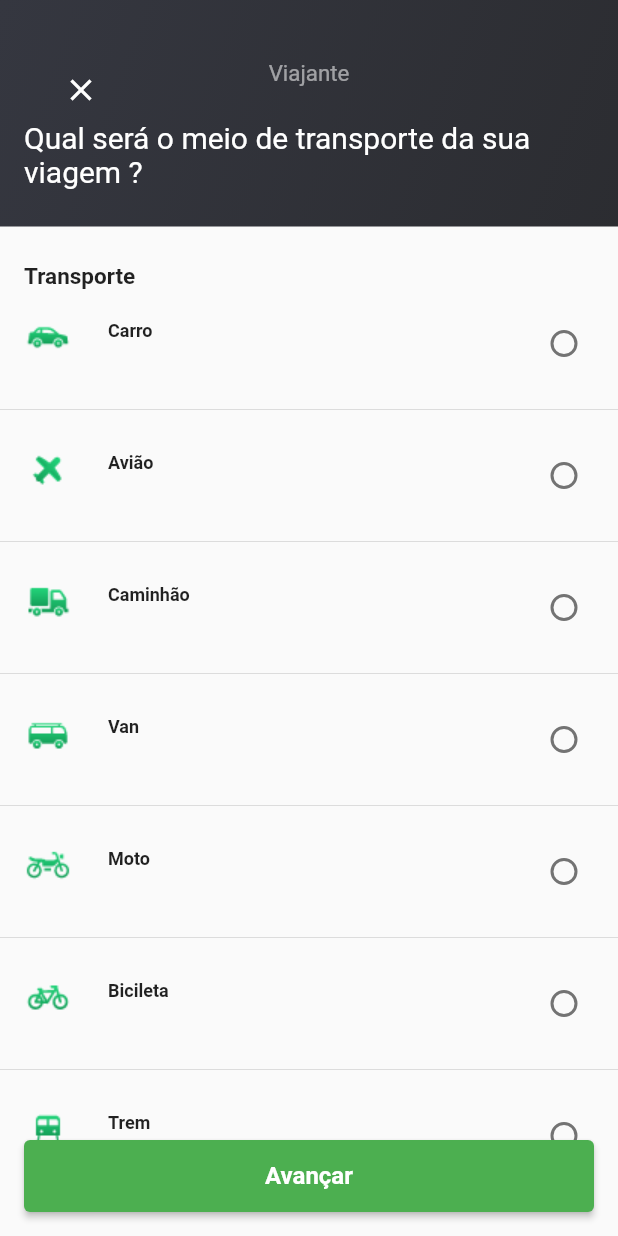
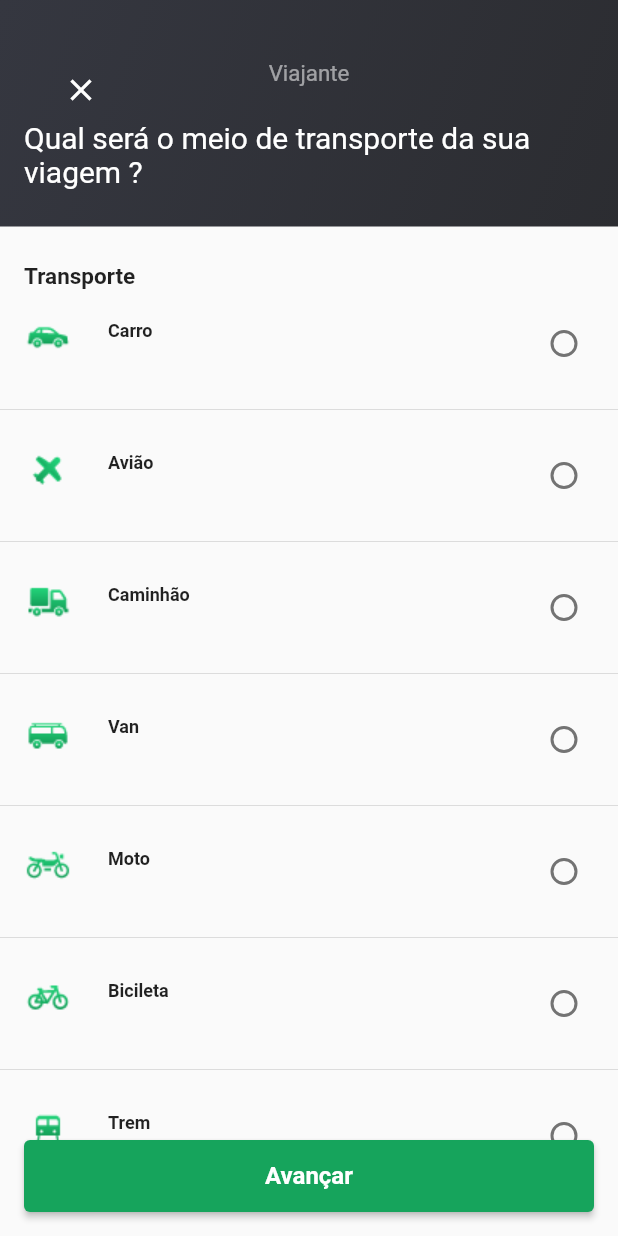
Before and after one commit to BrunoVieiraL/envio_facil, a Flutter app: the TransportePage screen opened by its route, on a phone screen of 412 x 824 dp. Run offline on Flutter 3.47's test engine with Material 2 defaults, Android fonts, the phone set to English and light mode, and no system bars; our stand-ins replace dio, google_maps_flutter; missing offline and left inert: flutter_polyline_points; Roboto replaces fonts that are missing (assets/fonts/TitilliumWeb-Bold.ttf, assets/fonts/TitilliumWeb-Regular.ttf).

Commit message:
routes adds on main and minor changes on transporte and trajeto pages

```diff
--- a/lib/constants.dart
+++ b/lib/constants.dart
@@ -1,18 +1,20 @@
 String titilliumWebRegular = 'assets/fonts/TitilliumWeb-Regular.ttf';
 String titilliumWebSemiBold = 'assets/fonts/TitilliumWeb-SemiBold.ttf';
 String titilliumWebBold = 'assets/fonts/TitilliumWeb-Bold.ttf';
-String veiculosPath = 'assets/transporte_page/';
+String veiculosImagePath = 'assets/transporte_page/';
+String containerImagePath = 'assets/tamanho_page/';
+String balanceImagePath = 'assets/balance_page/';
 
 List<String> listImageTransportePage = [
-  '${veiculosPath}ic_car.png',
-  '${veiculosPath}ic_aviao.png',
-  '${veiculosPath}ic_caminhao.png',
-  '${veiculosPath}ic_van.png',
-  '${veiculosPath}ic_moto.png',
-  '${veiculosPath}ic_bike.png',
-  '${veiculosPath}ic_trem.png',
-  '${veiculosPath}ic_bus.png',
-  '${veiculosPath}ic_barco.png',
+  '${veiculosImagePath}ic_car.png',
+  '${veiculosImagePath}ic_aviao.png',
+  '${veiculosImagePath}ic_caminhao.png',
+  '${veiculosImagePath}ic_van.png',
+  '${veiculosImagePath}ic_moto.png',
+  '${veiculosImagePath}ic_bike.png',
+  '${veiculosImagePath}ic_trem.png',
+  '${veiculosImagePath}ic_bus.png',
+  '${veiculosImagePath}ic_barco.png',
 ];
 List<String> listVeiculosTransportePage = [
   'Carro',
@@ -36,3 +38,51 @@ List<bool> listCheckTransportePage = [
   false,
   false,
 ];
+
+List<String> listContainerTamanhoPage = [
+  'Envelope',
+  'Livro',
+  'Caixa de Sapato',
+  'Mochila',
+  'Mala Grande',
+  'Caixa Grande'
+];
+List<String> listImageTamanhoPage = [
+  '${containerImagePath}ic_email.png',
+  '${containerImagePath}ic_book.png',
+  '${containerImagePath}ic_box.png',
+  '${containerImagePath}ic_backpack.png',
+  '${containerImagePath}ic_mala.png',
+  '${containerImagePath}ic_big_box.png',
+];
+
+List<bool> listCheckTamanhoPage = [
+  false,
+  false,
+  false,
+  false,
+  false,
+  false,
+];
+List<String> listPesoBalancePage = [
+  'Até 1 kg',
+  'Até 5 kg',
+  'Até 10 kg',
+  'Até 20 kg',
+  'Outro'
+];
+List<String> listImageBalancePage = [
+  '${balanceImagePath}ic_balance 1.png',
+  '${balanceImagePath}ic_balance 2.png',
+  '${balanceImagePath}ic_balance 3.png',
+  '${balanceImagePath}ic_balance 4.png',
+  '${balanceImagePath}ic_balance 5.png',
+];
+
+List<bool> listCheckBalancePage = [
+  false,
+  false,
+  false,
+  false,
+  false,
+];
--- a/lib/views/trajeto_page.dart
+++ b/lib/views/trajeto_page.dart
@@ -162,7 +162,9 @@ class _TrajetoPageState extends State<TrajetoPage> {
                       width: 328,
                       height: 48,
                       child: ElevatedButton(
-                        onPressed: () {},
+                        onPressed: () {
+                          Navigator.of(context).pushNamed('/tamanhoPage');
+                        },
                         style:
                             TextButton.styleFrom(backgroundColor: Colors.green),
                         child: Text(
--- a/lib/views/transporte_page.dart
+++ b/lib/views/transporte_page.dart
@@ -1,5 +1,6 @@
 import 'package:flutter/material.dart';
 import 'package:jera_app/constants.dart';
+import 'package:jera_app/widgets/custom_widget_bottom_green_button.dart';
 import 'package:jera_app/widgets/custom_widget_list_view.dart';
 import 'package:jera_app/widgets/custom_widget_positioned_text.dart';
 
@@ -99,40 +100,20 @@ class _TransportePageState extends State<TransportePage> {
             title: listVeiculosTransportePage,
             imagePath: listImageTransportePage,
           ),
-          Padding(
-            padding: const EdgeInsets.only(
-              left: 16,
-              right: 16,
-              bottom: 16,
-            ),
-            child: SizedBox(
-              height: 48,
-              width: 328,
-              child: ElevatedButton(
+          CustomWidgetBottomGreenButton(
+            buttonText: 'Avançar',
             onPressed: () {
-                  if (listCheckTransportePage
-                      .any((element) => element == true)) {
+              if (listCheckTransportePage.any((element) => element == true)) {
                 Navigator.of(context).pushNamed('/trajetoPage');
               } else {
                 ScaffoldMessenger.of(context).showSnackBar(
                   const SnackBar(
-                        content: Text('Selecione um meio de transporte'),
+                    content: Text('Selecione uma opção'),
                     duration: Duration(seconds: 2),
                   ),
                 );
               }
             },
-                style: TextButton.styleFrom(backgroundColor: Colors.green),
-                child: Text(
-                  'Avançar',
-                  style: TextStyle(
-                    fontFamily: titilliumWebBold,
-                    fontWeight: FontWeight.bold,
-                    fontSize: 16,
-                  ),
-                ),
-              ),
-            ),
           ),
         ],
       ),
--- a/pubspec.yaml
+++ b/pubspec.yaml
@@ -70,6 +70,9 @@ flutter:
     - assets/home_page/
     - assets/transporte_page/
     - assets/trajeto_page/
+    - assets/tamanho_page/
+    - assets/balance_page/
+    - assets/paper_plane/
     - assets/fonts/
   #   - images/a_dot_burr.jpeg
   #   - images/a_dot_ham.jpeg
```
Also changed, not shown: lib/main.dart (+8 -0 lines). Lines whose indentation alone changed are shown as unchanged.
